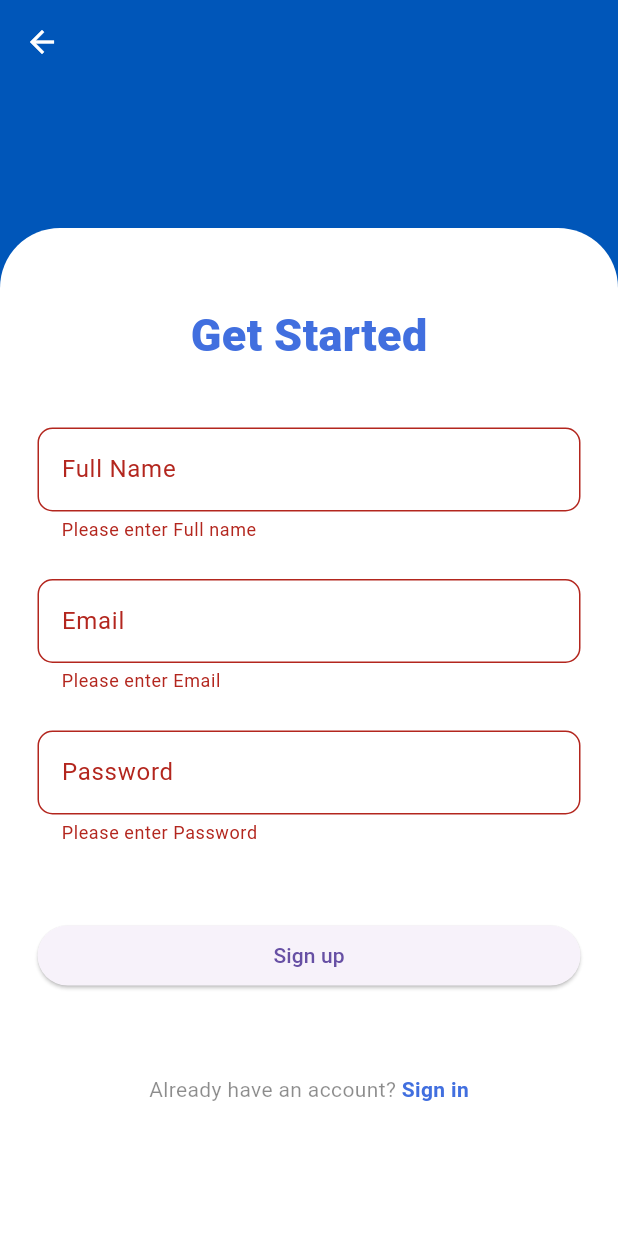
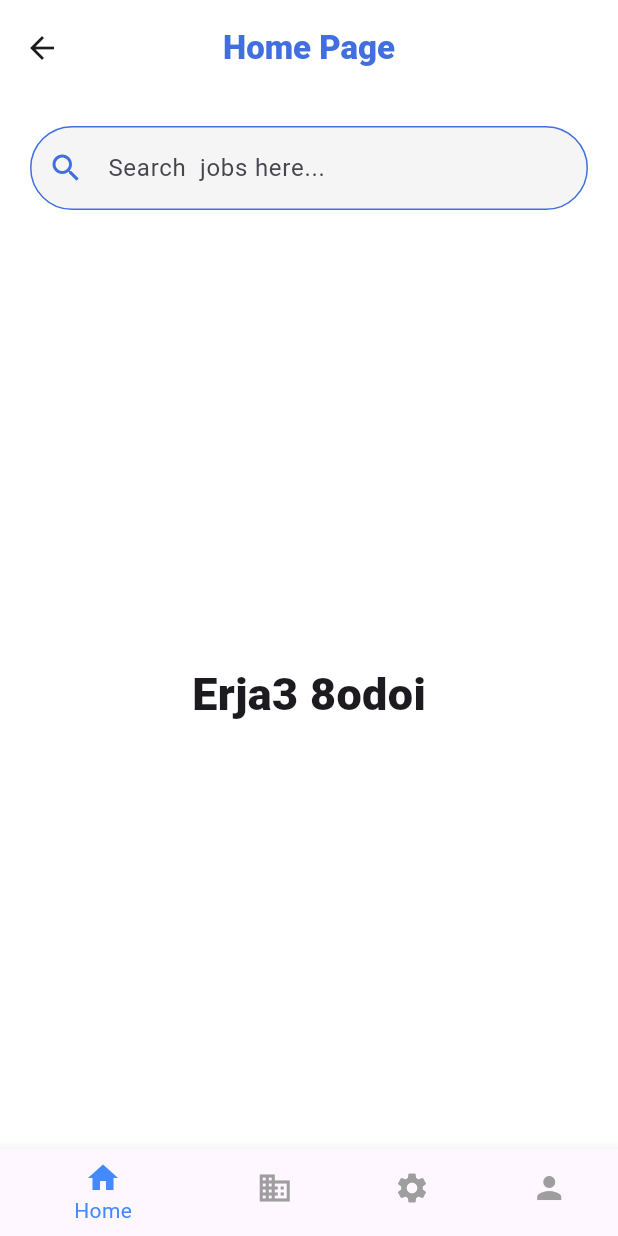
Before and after one commit to RayenMettali/ProxiJob, a Flutter app: the SignUpScreen screen opened directly, after a tap on "Sign up", on a phone screen of 412 x 824 dp. Run offline on Flutter 3.47's test engine with Material 3 defaults, Android fonts, the phone set to English and light mode, and no system bars.

Commit message:
home page

```diff
--- /dev/null
+++ b/lib/screens/home_screen.dart
@@ -0,0 +1,90 @@
+import 'package:flutter/material.dart';
+import 'package:proxi_job/theme/theme.dart';
+
+class HomeScreen extends StatefulWidget {
+  const HomeScreen({super.key});
+
+  @override
+  State<HomeScreen> createState() => _HomeScreenState();
+}
+
+class _HomeScreenState extends State<HomeScreen> {
+  @override
+  Widget build(BuildContext context) {
+    return Scaffold(
+      backgroundColor: Colors.white, // Set the background color of the Scaffold
+
+      appBar: AppBar(
+        backgroundColor: Colors.white, // Set the background color of the AppBar
+        toolbarHeight: 80.0,
+        centerTitle: true, // Center the title
+        title: const Text(
+          'Home Page',
+          style: TextStyle(
+            fontSize: 22.0,
+            fontWeight: FontWeight.w900,
+            color: Color.fromRGBO(65, 111, 223, 1),
+          ),
+        ),
+        bottom: PreferredSize(
+          preferredSize: const Size.fromHeight(80.0),
+          child: Padding(
+            padding: const EdgeInsets.all(20.0),
+            child: TextField(
+              decoration: InputDecoration(
+                hintText: 'Search  jobs here...',
+                prefixIconColor: Color.fromRGBO(65, 111, 223, 1),
+                prefixIcon: const Icon(Icons.search),
+                border: OutlineInputBorder(
+                  borderSide: const BorderSide(
+                    color:
+                        Color.fromRGBO(65, 111, 223, 1), // Default border color
+                  ),
+                  borderRadius: BorderRadius.circular(30),
+                ),
+                enabledBorder: OutlineInputBorder(
+                  borderSide: const BorderSide(
+                    color:
+                        Color.fromRGBO(65, 111, 223, 1), // Default border color
+                  ),
+                  borderRadius: BorderRadius.circular(30),
+                ),
+                filled: true,
+                fillColor: const Color.fromARGB(139, 236, 236, 236),
+              ),
+            ),
+          ),
+        ),
+      ),
+      body: const Center(
+        child: Text('Erja3 8odoi',
+            style: TextStyle(
+              fontSize: 30.0,
+              fontWeight: FontWeight.w900,
+            )),
+      ),
+      bottomNavigationBar: BottomNavigationBar(
+        selectedItemColor: Colors.blueAccent,
+        unselectedItemColor: Colors.grey,
+        items: const <BottomNavigationBarItem>[
+          BottomNavigationBarItem(
+            icon: Icon(Icons.home),
+            label: 'Home',
+          ),
+          BottomNavigationBarItem(
+            icon: Icon(Icons.business),
+            label: 'Business',
+          ),
+          BottomNavigationBarItem(
+            icon: Icon(Icons.settings),
+            label: 'Settings',
+          ),
+          BottomNavigationBarItem(
+            icon: Icon(Icons.person),
+            label: 'Person',
+          ),
+        ],
+      ),
+    );
+  }
+}
--- a/lib/screens/signin_screen.dart
+++ b/lib/screens/signin_screen.dart
@@ -1,4 +1,5 @@
 import 'package:flutter/material.dart';
+import 'package:proxi_job/screens/home_screen.dart';
 import '/screens/signup_screen.dart';
 import '/widgets/custom_scaffold.dart';
 
@@ -160,6 +161,9 @@ class _SignInScreenState extends State<SignInScreen> {
                                         'Please agree to the processing of personal data')),
                               );
                             }
+                            Navigator.push(context,
+                             MaterialPageRoute(builder: (context) => HomeScreen()),
+                            );
                           },
                           child: const Text('Sign in'),
                         ),
--- a/lib/screens/signup_screen.dart
+++ b/lib/screens/signup_screen.dart
@@ -1,4 +1,5 @@
 import 'package:flutter/material.dart';
+import 'package:proxi_job/screens/home_screen.dart';
 import '/screens/signin_screen.dart';
 import '/theme/theme.dart';
 import '/widgets/custom_scaffold.dart';
@@ -174,6 +175,9 @@ class _SignUpScreenState extends State<SignUpScreen> {
                                         'Please agree to the processing of personal data')),
                               );
                             }
+                            Navigator.push(context,
+                             MaterialPageRoute(builder: (context) => HomeScreen()),
+                            );
                           },
                           child: const Text('Sign up'),
                         ),
--- a/lib/screens/welcome_screen.dart
+++ b/lib/screens/welcome_screen.dart
@@ -29,13 +29,13 @@ class WelcomeScreen extends StatelessWidget {
                             text: 'Proxi Job\n',
                             style: TextStyle(
                               fontSize: 50.0,
-                              fontWeight: FontWeight.w600,
+                              fontWeight: FontWeight.w900,
                             )),
                         TextSpan(
-                            text:
-                                '\nDiscover Jobs That Match Your Skills and Ambitions!',
+                            text: '\nMake your dream job come to reality !',
                             style: TextStyle(
                               fontSize: 20,
+                              fontWeight: FontWeight.w500,
                               // height: 0,
                             ))
                       ],
--- a/lib/widgets/custom_scaffold.dart
+++ b/lib/widgets/custom_scaffold.dart
@@ -1,4 +1,3 @@
-
 import 'package:flutter/material.dart';
 
 class CustomScaffold extends StatelessWidget {
@@ -16,7 +15,7 @@ class CustomScaffold extends StatelessWidget {
       body: Stack(
         children: [
           Image.asset(
-            'assets/images/light_blue.jpg',
+            'assets/images/bg1.png',
             fit: BoxFit.cover,
             width: double.infinity,
             height: double.infinity,
```
